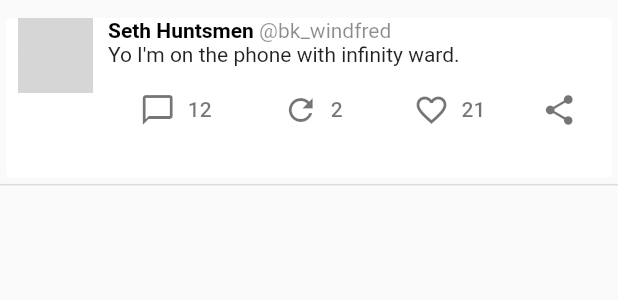
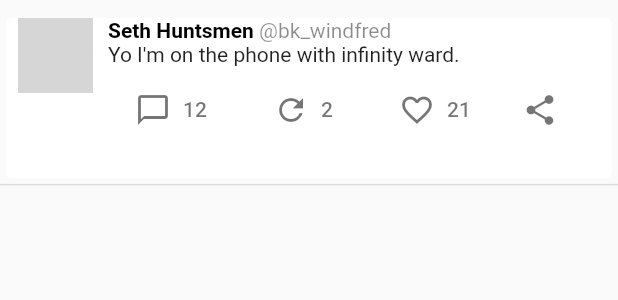
Before and after one commit to toxicOxygen/mobile_twitter_clone, a Flutter app: the TweetCard widget shown alone on an empty page, opened directly, on a phone screen of 412 x 824 dp. Shown: the top 300 px of the screen. Run offline on Flutter 3.47's test engine with Material 2 defaults, Android fonts, the phone set to English and light mode, and no system bars; our stand-ins replace carousel_slider, shared_preferences; accounts and stored records are empty; network calls fail; grey boxes are pictures that could not be loaded.

```diff
--- a/lib/custom_widgets/tweet_card.dart
+++ b/lib/custom_widgets/tweet_card.dart
@@ -83,8 +83,10 @@ class TweetCard extends StatelessWidget {
                         height: height * .23,
                         postId: postId,
                       ),
-                      Row(
-                        mainAxisAlignment: MainAxisAlignment.spaceEvenly,
+                      SingleChildScrollView(
+                        scrollDirection: Axis.horizontal,
+                        child: Row(
+                          mainAxisAlignment: MainAxisAlignment.spaceBetween,
                           children: <Widget>[
                             FlatButton.icon(
                               onPressed: (){},
@@ -109,6 +111,7 @@ class TweetCard extends StatelessWidget {
                               onPressed: (){},
                             )
                           ],
+                        ),
                       )
                     ],
                   ),
--- a/lib/providers/auth_providers.dart
+++ b/lib/providers/auth_providers.dart
@@ -8,7 +8,8 @@ import 'package:twitter_clone/extras/exceptions.dart';
 class AuthProvider extends ChangeNotifier{
   String _token;
   String _userId;
-  String _baseUrl = 'http://kwaku96.pythonanywhere.com';
+  //String _baseUrl = 'https://warm-hollows-55235.herokuapp.com';
+  String _baseUrl = "https://kwaku96.pythonanywhere.com";
 
   Future<SharedPreferences> _prefs = SharedPreferences.getInstance();
 
--- a/lib/providers/tweet_provider.dart
+++ b/lib/providers/tweet_provider.dart
@@ -6,7 +6,8 @@ import 'package:http/http.dart' as http;
 import 'package:shared_preferences/shared_preferences.dart';
 
 class TweetProvider extends ChangeNotifier{
-  final String _baseUrl = 'http://kwaku96.pythonanywhere.com';
+  //final String _baseUrl = 'https://warm-hollows-55235.herokuapp.com';
+  String _baseUrl = "https://kwaku96.pythonanywhere.com";
 
   final Future<SharedPreferences> _pref = SharedPreferences.getInstance();
 
@@ -26,8 +27,8 @@ class TweetProvider extends ChangeNotifier{
     return _getToken().then((value){
       _posts.clear();
       return http.get(
-          url,
-          headers: {"Authorization":value}
+        url,
+        headers: {"Authorization":"Token $value"}
       );
     }).then((value){
       var res = json.decode(value.body);
@@ -53,7 +54,7 @@ class TweetProvider extends ChangeNotifier{
     return _getToken().then((value){
       return http.post(
         url,
-        headers: {"Authorization":value},
+        headers: {"Authorization":"Token $value"},
         body: {'user':1,'tweet':tweet,'file':images}
       );
     }).then((value){
--- a/pubspec.yaml
+++ b/pubspec.yaml
@@ -33,6 +33,7 @@ dependencies:
   shared_preferences: ^0.5.7+3
   carousel_slider: ^2.1.0
   multi_image_picker: ^4.6.7
+
 
 
 
```
Also changed, not shown: lib/pages/create_tweet_page.dart (+19 -4 lines), lib/pages/login_page.dart (+0 -8 lines), 64 other files. Lines whose indentation alone changed are shown as unchanged.
